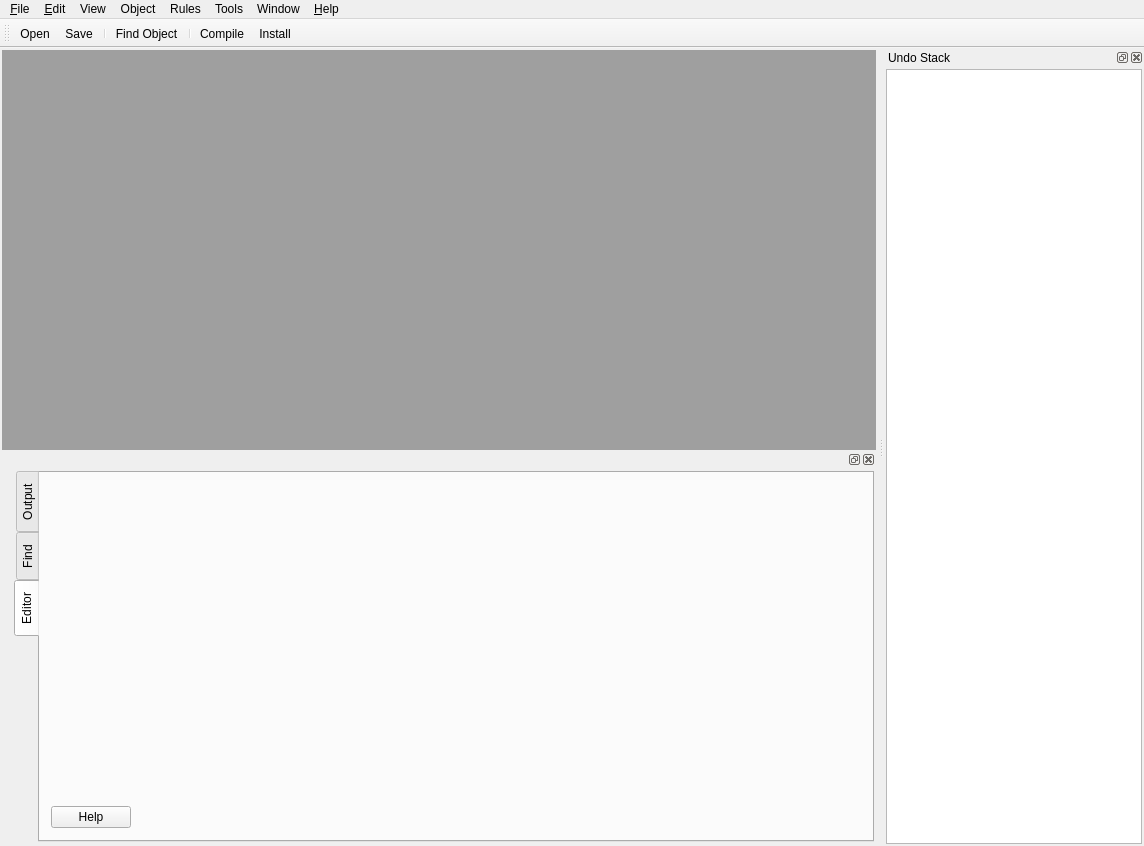
First picture: the form in src/gui/FWBMainWindow_q.ui, repository fwbuilder/fwbuilder, before the edit.
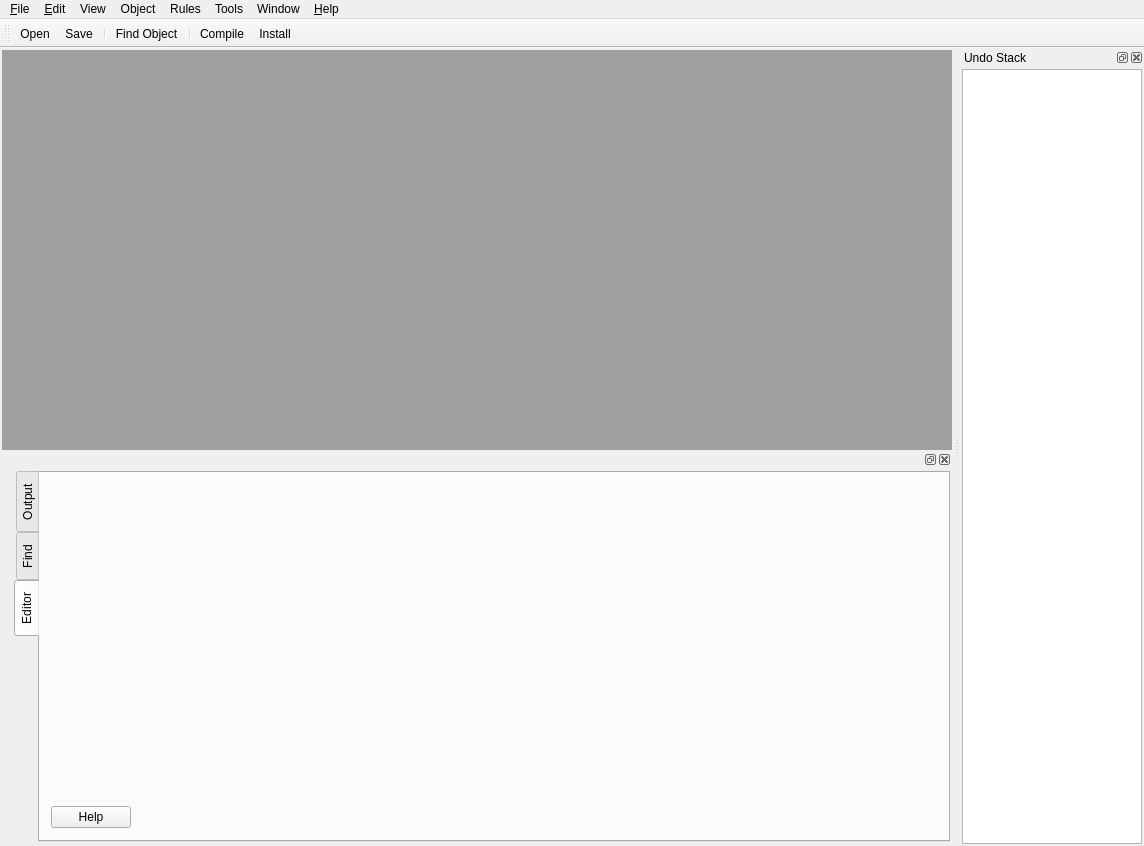
Second picture: the form after the edit. Icons and pictures are not drawn. Custom widgets are drawn as their Qt base class.

Commit message: Fixed #1644 and #1598: window has now minimal size 950x500

```diff
--- a/src/gui/FWBMainWindow_q.ui
+++ b/src/gui/FWBMainWindow_q.ui
@@ -21,8 +21,8 @@
   </property>
   <property name="minimumSize">
    <size>
-    <width>0</width>
-    <height>0</height>
+    <width>1000</width>
+    <height>500</height>
    </size>
   </property>
   <property name="windowTitle">
@@ -48,6 +48,12 @@
         <verstretch>0</verstretch>
        </sizepolicy>
       </property>
+      <property name="minimumSize">
+       <size>
+        <width>950</width>
+        <height>300</height>
+       </size>
+      </property>
       <property name="maximumSize">
        <size>
         <width>524287</width>
```
Left out of the diff: 8 changed lines with no effect on the pictures. The commit also changes 1 other file.
